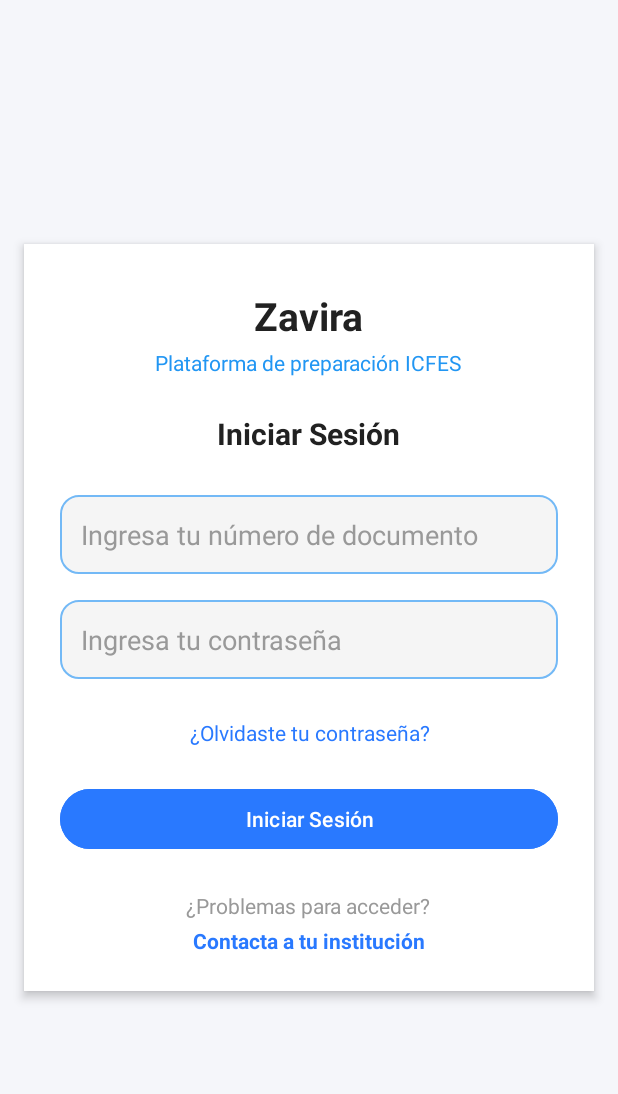
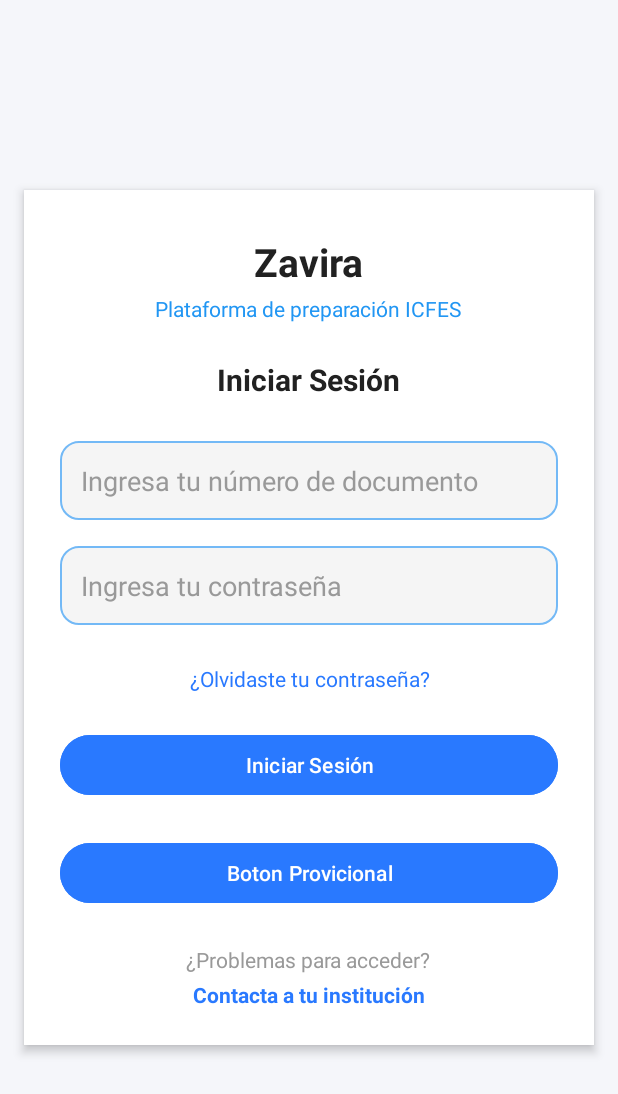
Before and after one commit to PinzaF1/ZAVIRA_MOVIL, an Android app: the screen it shows after launch (LoginActivity), after a tap on "Iniciar Sesión", on a phone screen of 412 x 824 dp. Shown: the top 1094 px of the screen. Run offline under Robolectric (Android 15) with nearby library versions, the phone set to English and light mode, and no system bars.

Commit message:
feat(Login): actualización de interfaz de inicio de sesión y lógica de navegación
- Se mejoró el diseño en activity_login.xml: colores, márgenes y estilos para campos de texto, botones y loader.
- Se implementó la lógica en LoginActivity para manejar dos botones (login normal e ingreso provisional) usando ViewBinding.
- Se agregó validación de campos, manejo de token y navegación condicional hacia InfoTestActivity o HomeActivity.
- Se incluyó feedback visual con ProgressBar y mensajes Toast para mejorar la experiencia del usuario.

```diff
--- a/app/src/main/java/com/example/zavira_movil/LoginActivity.java
+++ b/app/src/main/java/com/example/zavira_movil/LoginActivity.java
@@ -4,14 +4,12 @@ import android.content.Intent;
 import android.os.Bundle;
 import android.util.Log;
 import android.view.View;
-import android.widget.Button;
-import android.widget.EditText;
-import android.widget.ProgressBar;
 import android.widget.Toast;
 
 import androidx.annotation.Nullable;
 import androidx.appcompat.app.AppCompatActivity;
 
+import com.example.zavira_movil.databinding.ActivityLoginBinding;
 import com.example.zavira_movil.local.TokenManager;
 import com.example.zavira_movil.model.LoginRequest;
 import com.example.zavira_movil.model.LoginResponse;
@@ -26,46 +24,57 @@ import retrofit2.Response;
 
 public class LoginActivity extends AppCompatActivity {
 
-    private EditText etDocumento, etPassword;
-    private ProgressBar progress;
+    private ActivityLoginBinding binding;
     private ApiService api;
+
+    // <<< NUEVO: destino después de validar >>>
+    private enum Destino { INFO_TEST, HOME }
+    private Destino destinoPendiente = Destino.INFO_TEST;
 
     @Override
     protected void onCreate(@Nullable Bundle savedInstanceState) {
         super.onCreate(savedInstanceState);
-        setContentView(R.layout.activity_login);
 
-        etDocumento = findViewById(R.id.etDocumento);
-        etPassword  = findViewById(R.id.etPassword);
-        Button btnLogin = findViewById(R.id.btnLogin);
-        progress = findViewById(R.id.progress);
+        // ViewBinding
+        binding = ActivityLoginBinding.inflate(getLayoutInflater());
+        setContentView(binding.getRoot());
 
         api = RetrofitClient.getInstance(this).create(ApiService.class);
 
+        // Si ya hay token, entra directo a InfoTest
         if (TokenManager.getToken(this) != null) {
-            goToHome();
+            goToInfoTest();
             return;
         }
 
-        btnLogin.setOnClickListener(v -> doLogin());
+        // Ambos botones usan la misma validación; cambian SOLO el destino
+        binding.btnLogin.setOnClickListener(v -> {
+            destinoPendiente = Destino.INFO_TEST; // después del login → InfoTest
+            doLogin();
+        });
+
+        binding.btnLoginprovicional.setOnClickListener(v -> {
+            destinoPendiente = Destino.HOME; // después del login → Home
+            doLogin();
+        });
     }
 
     private void doLogin() {
-        String doc = etDocumento.getText().toString().trim();
-        String pass = etPassword.getText().toString().trim();
+        String doc = binding.etDocumento.getText().toString().trim();
+        String pass = binding.etPassword.getText().toString().trim();
 
         if (doc.isEmpty() || pass.isEmpty()) {
             Toast.makeText(this, "Documento y contraseña son obligatorios", Toast.LENGTH_SHORT).show();
             return;
         }
 
-        progress.setVisibility(View.VISIBLE);
+        binding.progress.setVisibility(View.VISIBLE);
 
         LoginRequest request = new LoginRequest(doc, pass);
         api.loginEstudiante(request).enqueue(new Callback<ResponseBody>() {
             @Override
             public void onResponse(Call<ResponseBody> call, Response<ResponseBody> response) {
-                progress.setVisibility(View.GONE);
+                binding.progress.setVisibility(View.GONE);
 
                 if (!response.isSuccessful() || response.body() == null) {
                     Toast.makeText(LoginActivity.this, "Error en el login", Toast.LENGTH_SHORT).show();
@@ -95,7 +104,13 @@ public class LoginActivity extends AppCompatActivity {
                     }
 
                     Toast.makeText(LoginActivity.this, "Bienvenido/a", Toast.LENGTH_SHORT).show();
-                    goToHome();
+
+                    // <<< NUEVO: navegar según el botón que se pulsó >>>
+                    if (destinoPendiente == Destino.HOME) {
+                        goToHome();
+                    } else {
+                        goToInfoTest();
+                    }
 
                 } catch (Exception e) {
                     e.printStackTrace();
@@ -105,16 +120,23 @@ public class LoginActivity extends AppCompatActivity {
 
             @Override
             public void onFailure(Call<ResponseBody> call, Throwable t) {
-                progress.setVisibility(View.GONE);
+                binding.progress.setVisibility(View.GONE);
                 Toast.makeText(LoginActivity.this, "Fallo de red: " + t.getMessage(), Toast.LENGTH_SHORT).show();
             }
         });
     }
 
-
-    private void goToHome() {
+    // Navegación → InfoTestActivity
+    private void goToInfoTest() {
         Intent i = new Intent(this, InfoTestActivity.class);
         startActivity(i);
         finish();
     }
+
+    // Navegación → HomeActivity
+    private void goToHome() {
+        Intent i = new Intent(this, HomeActivity.class);
+        startActivity(i);
+        finish();
+    }
 }
--- a/app/src/main/res/layout/activity_login.xml
+++ b/app/src/main/res/layout/activity_login.xml
@@ -113,6 +113,17 @@
             android:textAllCaps="false"
             android:layout_marginTop="24dp"/>
 
+        <!-- Botón Provicional -->
+        <Button
+            android:id="@+id/btnLoginprovicional"
+            android:layout_width="match_parent"
+            android:layout_height="48dp"
+            android:text="Boton Provicional"
+            android:textColor="#FFFFFF"
+            android:backgroundTint="#2979FF"
+            android:textAllCaps="false"
+            android:layout_marginTop="24dp"/>
+
 
         <!-- Footer -->
         <TextView
```
